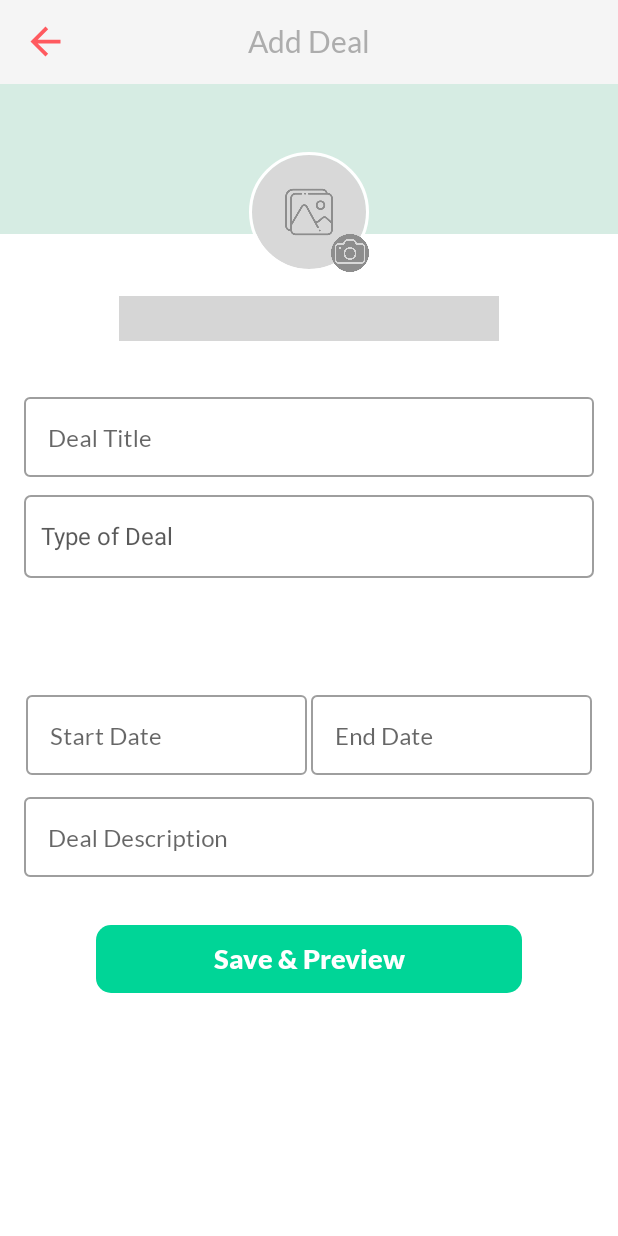
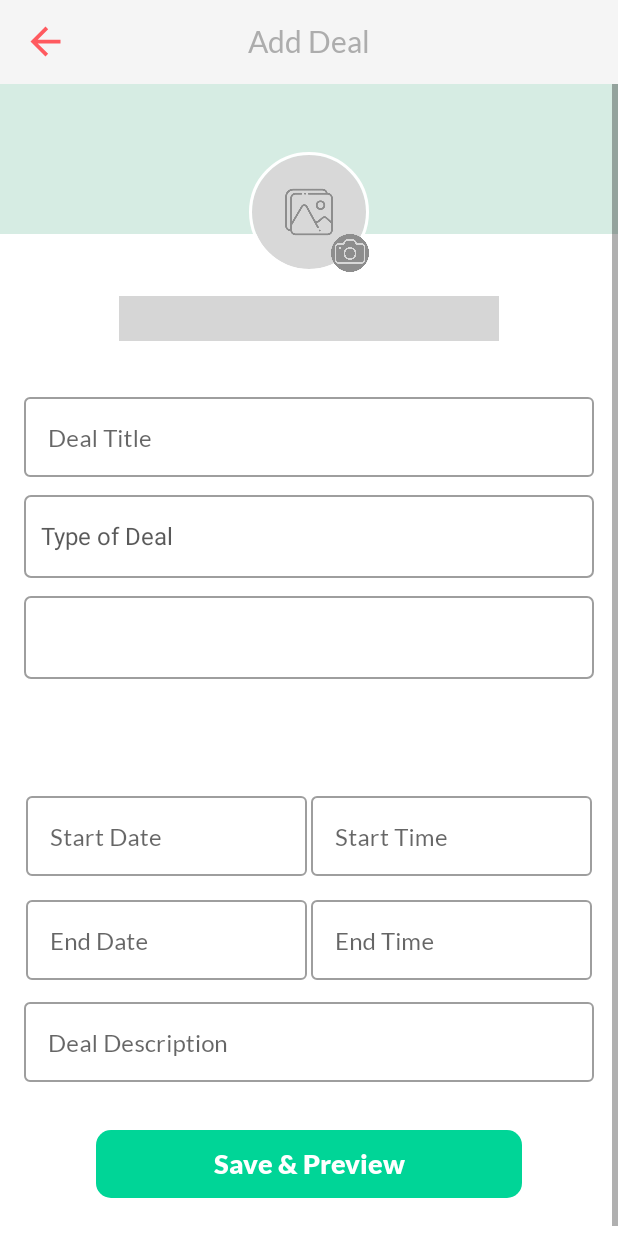
Before and after one commit to sahilsingh-dsc/ByloDealsAndroidApp, an Android app: the screen it shows after launch (MerchantControllerActivity), after a tap on "Post Deals", on a phone screen of 412 x 824 dp. Run offline under Robolectric (Android 15) with nearby library versions, the phone set to English and light mode, and no system bars; our stand-ins replace CircleImageView; libraries missing offline, so code that uses them is left out: com.hootsuite.nachos; plain views replace NachoTextView; 2 statements that could not run were skipped; grey boxes are pictures that could not be loaded.

Commit message:
update - merchant_add_deal_layout change

```diff
--- a/app/src/main/java/com/byloapp/bylodeals/ui/activities/merchant/MerchantControllerActivity.java
+++ b/app/src/main/java/com/byloapp/bylodeals/ui/activities/merchant/MerchantControllerActivity.java
@@ -17,9 +17,7 @@ public class MerchantControllerActivity extends AppCompatActivity {
 
         FragmentManager fm = getSupportFragmentManager();
         MerchantDashboardFragment merchantDashboardFragment = new MerchantDashboardFragment();
-        fm.beginTransaction().add(R.id.frameMC,merchantDashboardFragment).commit();
-
-
+        fm.beginTransaction().add(R.id.frameMC,  merchantDashboardFragment).commit();
 
     }
 }
--- a/app/src/main/res/layout/fragment_add_deal.xml
+++ b/app/src/main/res/layout/fragment_add_deal.xml
@@ -152,6 +152,16 @@
                     style="@style/spinnerStyle"
                     android:background="@drawable/rc_textfield_border_grey" />
 
+                <Spinner
+                    android:id="@+id/spinnerCategoryOfDeal"
+                    android:layout_width="match_parent"
+                    android:layout_height="55dp"
+                    android:layout_marginTop="12dp"
+                    android:layout_marginStart="16dp"
+                    android:layout_marginEnd="16dp"
+                    style="@style/spinnerStyle"
+                    android:background="@drawable/rc_textfield_border_grey" />
+
 
 
                 <com.google.android.material.textfield.TextInputLayout
@@ -205,10 +215,57 @@
                         android:layout_height="wrap_content"
                         android:layout_weight="1"
                         android:layout_margin="1dp"
+                        android:hint="Start Time">
+
+                        <com.google.android.material.textfield.TextInputEditText
+                            android:id="@+id/txtStartTime"
+                            android:layout_width="match_parent"
+                            android:layout_height="wrap_content"
+                            android:editable="false"
+                            android:focusable="false"
+                            android:fontFamily="@font/lato" />
+
+                    </com.google.android.material.textfield.TextInputLayout>
+
+
+                </LinearLayout>
+
+                <LinearLayout
+                    android:layout_width="match_parent"
+                    android:layout_height="wrap_content"
+                    android:layout_marginTop="8dp"
+                    android:layout_marginStart="16dp"
+                    android:layout_marginEnd="16dp"
+                    android:orientation="horizontal">
+
+                    <com.google.android.material.textfield.TextInputLayout
+                        style="@style/Widget.MaterialComponents.TextInputLayout.OutlinedBox"
+                        android:layout_width="match_parent"
+                        android:layout_height="wrap_content"
+                        android:layout_weight="1"
+                        android:layout_margin="1dp"
                         android:hint="End Date">
 
                         <com.google.android.material.textfield.TextInputEditText
                             android:id="@+id/txtEndDate"
+                            android:layout_width="match_parent"
+                            android:layout_height="wrap_content"
+                            android:editable="false"
+                            android:focusable="false"
+                            android:fontFamily="@font/lato" />
+
+                    </com.google.android.material.textfield.TextInputLayout>
+
+                    <com.google.android.material.textfield.TextInputLayout
+                        style="@style/Widget.MaterialComponents.TextInputLayout.OutlinedBox"
+                        android:layout_width="match_parent"
+                        android:layout_height="wrap_content"
+                        android:layout_weight="1"
+                        android:layout_margin="1dp"
+                        android:hint="End Time">
+
+                        <com.google.android.material.textfield.TextInputEditText
+                            android:id="@+id/txtEndTime"
                             android:layout_width="match_parent"
                             android:layout_height="wrap_content"
                             android:editable="false"
```
